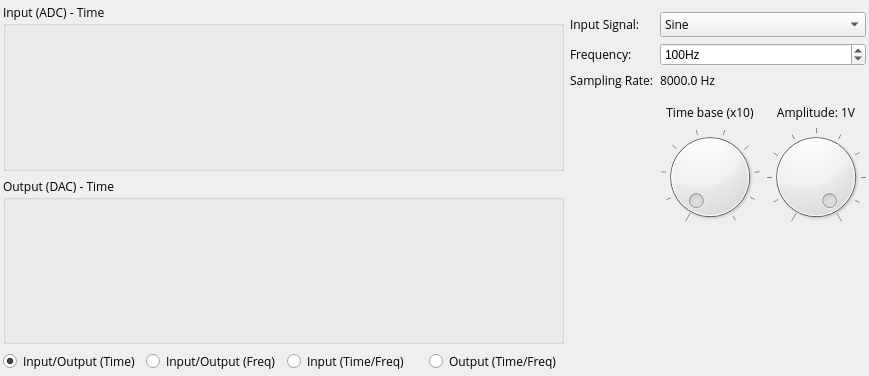
The window that sdcore/sdcore.ui (lmcapacho/SimDSP) describes before a commit, drawn with Qt 5.
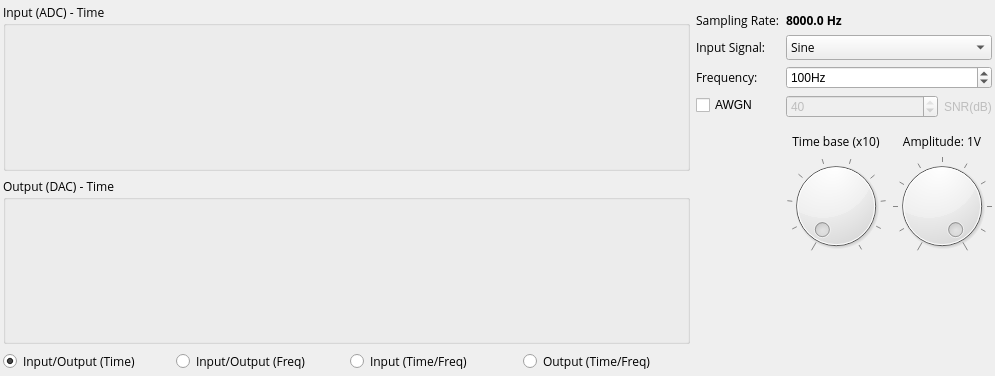
The same window after the commit. Custom widgets are drawn as their Qt base class.

Patch:
```diff
--- a/sdcore/sdcore.ui
+++ b/sdcore/sdcore.ui
@@ -6,7 +6,7 @@
    <rect>
     <x>0</x>
     <y>0</y>
-    <width>869</width>
+    <width>995</width>
     <height>376</height>
    </rect>
   </property>
@@ -116,7 +116,33 @@
        <property name="bottomMargin">
         <number>0</number>
        </property>
-       <item row="0" column="0">
+       <item row="1" column="0">
+        <widget class="QLabel" name="fsLabel">
+         <property name="font">
+          <font>
+           <family>Open Sans</family>
+          </font>
+         </property>
+         <property name="text">
+          <string>Sampling Rate:</string>
+         </property>
+        </widget>
+       </item>
+       <item row="1" column="1">
+        <widget class="QLabel" name="fsValue">
+         <property name="font">
+          <font>
+           <family>Open Sans</family>
+           <weight>75</weight>
+           <bold>true</bold>
+          </font>
+         </property>
+         <property name="text">
+          <string>8000.0 Hz</string>
+         </property>
+        </widget>
+       </item>
+       <item row="2" column="0">
         <widget class="QLabel" name="inputLabel">
          <property name="font">
           <font>
@@ -131,7 +157,7 @@
          </property>
         </widget>
        </item>
-       <item row="0" column="1">
+       <item row="2" column="1">
         <widget class="QComboBox" name="inputComboBox">
          <property name="enabled">
           <bool>true</bool>
@@ -171,7 +197,7 @@
          </item>
         </widget>
        </item>
-       <item row="1" column="0">
+       <item row="3" column="0">
         <widget class="QLabel" name="frequencyLabel">
          <property name="font">
           <font>
@@ -186,7 +212,7 @@
          </property>
         </widget>
        </item>
-       <item row="1" column="1">
+       <item row="3" column="1">
         <widget class="QSpinBox" name="frequencySpinBox">
          <property name="suffix">
           <string>Hz</string>
@@ -205,7 +231,20 @@
          </property>
         </widget>
        </item>
-       <item row="3" column="1">
+       <item row="4" column="0">
+        <widget class="QCheckBox" name="awgnCheckBox">
+         <property name="layoutDirection">
+          <enum>Qt::LeftToRight</enum>
+         </property>
+         <property name="text">
+          <string>AWGN</string>
+         </property>
+         <property name="tristate">
+          <bool>false</bool>
+         </property>
+        </widget>
+       </item>
+       <item row="6" column="1">
         <layout class="QGridLayout" name="gridLayout">
          <property name="topMargin">
           <number>9</number>
@@ -327,50 +366,35 @@
          </item>
         </layout>
        </item>
-       <item row="2" column="0">
-        <widget class="QLabel" name="fsLabel">
-         <property name="font">
-          <font>
-           <family>Open Sans</family>
-          </font>
-         </property>
-         <property name="text">
-          <string>Sampling Rate:</string>
-         </property>
-        </widget>
-       </item>
-       <item row="2" column="1">
-        <widget class="QLabel" name="fsValue">
-         <property name="font">
-          <font>
-           <family>Open Sans</family>
-           <weight>50</weight>
-           <bold>false</bold>
-          </font>
-         </property>
-         <property name="text">
-          <string>8000.0 Hz</string>
-         </property>
-        </widget>
+       <item row="4" column="1">
+        <layout class="QGridLayout" name="snrLayout" columnstretch="3,0">
+         <item row="0" column="0">
+          <widget class="QSpinBox" name="snrSpinBox">
+           <property name="enabled">
+            <bool>false</bool>
+           </property>
+           <property name="maximum">
+            <number>40</number>
+           </property>
+           <property name="value">
+            <number>40</number>
+           </property>
+          </widget>
+         </item>
+         <item row="0" column="1">
+          <widget class="QLabel" name="snrLabel">
+           <property name="enabled">
+            <bool>false</bool>
+           </property>
+           <property name="text">
+            <string>SNR(dB)</string>
+           </property>
+          </widget>
+         </item>
+        </layout>
        </item>
       </layout>
      </item>
-     <item row="2" column="0">
-      <widget class="SDKeyboard" name="widgetKeyboard" native="true"/>
-     </item>
-     <item row="3" column="0">
-      <spacer name="verticalSpacer">
-       <property name="orientation">
-        <enum>Qt::Vertical</enum>
-       </property>
-       <property name="sizeHint" stdset="0">
-        <size>
-         <width>20</width>
-         <height>40</height>
-        </size>
-       </property>
-      </spacer>
-     </item>
     </layout>
    </item>
    <item row="1" column="1">
```
Left out of the diff: 34 changed lines with no effect on the pictures.
